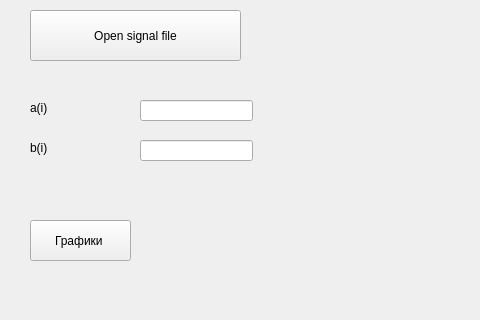
First picture: the form in interface/window.ui, repository pqmnyx/signal, before the edit; both pictures show x 0 to 480 and y 0 to 320 of the 1403 by 634 pixel window.
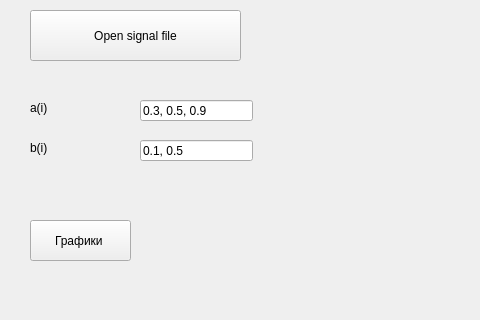
Second picture: the form after the edit.

```diff
--- a/interface/window.ui
+++ b/interface/window.ui
@@ -62,6 +62,9 @@
       <height>21</height>
      </rect>
     </property>
+    <property name="text">
+     <string>0.3, 0.5, 0.9</string>
+    </property>
    </widget>
    <widget class="QLineEdit" name="lineEdit_b">
     <property name="geometry">
@@ -72,6 +75,9 @@
       <height>21</height>
      </rect>
     </property>
+    <property name="text">
+     <string>0.1, 0.5</string>
+    </property>
    </widget>
    <widget class="QPushButton" name="pushButton_filter">
     <property name="geometry">
```
Left out of the diff: 2 changed lines with no effect on the pictures.
